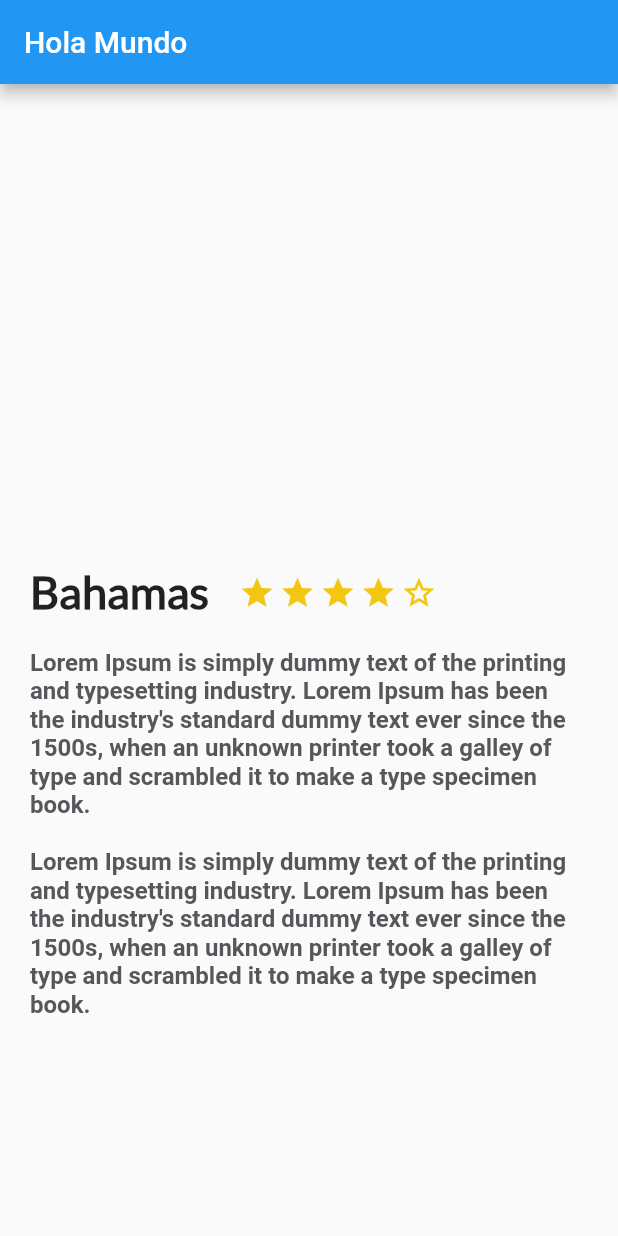
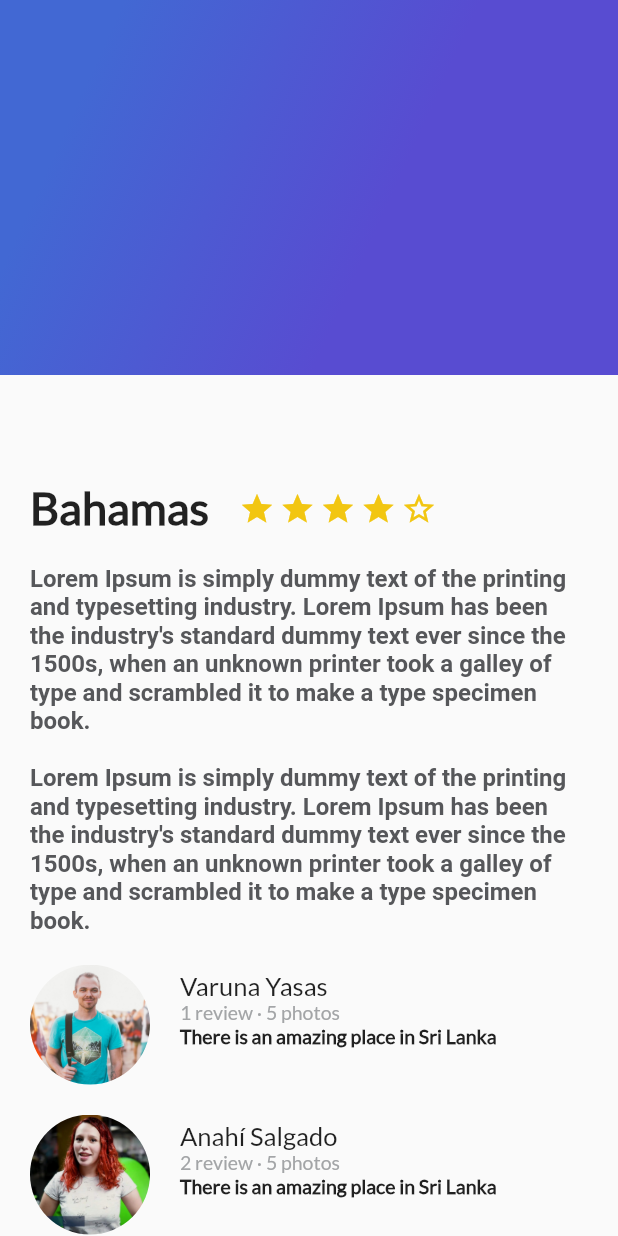
Before and after one commit to mpita/trips_app, a Flutter app: the screen it shows after launch, on a phone screen of 412 x 824 dp. Run offline on Flutter 3.47's test engine with Material 2 defaults, Android fonts, the phone set to English and light mode, and no system bars.

```diff
--- /dev/null
+++ b/lib/gradient_back.dart
@@ -0,0 +1,25 @@
+import 'package:flutter/material.dart';
+
+
+class GradientBack extends StatelessWidget {
+  @override
+  Widget build(BuildContext context) {
+    // TODO: implement build
+    return Container(
+      height: 250.0,
+      decoration: BoxDecoration(
+        gradient: LinearGradient(
+          colors: [
+            Color(0xFF4268D3),
+            Color(0xFF584CD1)
+          ],
+          begin: FractionalOffset(0.2, 0.0),
+          end: FractionalOffset(1.0, 0.6),
+          stops: [0.0, 0.6],
+          tileMode: TileMode.clamp
+        )
+      ),
+    );
+  }
+
+}
--- a/lib/main.dart
+++ b/lib/main.dart
@@ -1,5 +1,7 @@
 import 'package:flutter/material.dart';
 import 'description_place.dart';
+import 'rewiew_list.dart';
+import 'gradient_back.dart';
 
 void main() => runApp(MyApp());
 
@@ -23,10 +25,18 @@ class MyApp extends StatelessWidget {
         primarySwatch: Colors.blue,
       ),
       home: Scaffold(
-        appBar: AppBar(
-          title: Text("Hola Mundo"),
+        body: Stack(
+          children: <Widget>[
+            ListView(
+              children: <Widget>[
+                DescriptionPlace("Bahamas", 4, descriptionDummy),
+                ReviewList()
+              ],
+            ),
+            GradientBack(),
+
+          ],
         ),
-        body: new DescriptionPlace("Bahamas", 4, descriptionDummy)
       ),
     );
   }
--- /dev/null
+++ b/lib/rewiew_list.dart
@@ -0,0 +1,19 @@
+import 'package:flutter/material.dart';
+import 'review.dart';
+
+
+class ReviewList extends StatelessWidget {
+  @override
+  Widget build(BuildContext context) {
+    // TODO: implement build
+    return Column(
+      crossAxisAlignment: CrossAxisAlignment.start,
+      children: <Widget>[
+        Review("assets/img/people.jpg", "Varuna Yasas", "1 review · 5 photos", "There is an amazing place in Sri Lanka"),
+        Review("assets/img/ann.jpg", "Anahí Salgado", "2 review · 5 photos", "There is an amazing place in Sri Lanka"),
+        Review("assets/img/girl.jpg", "Gissele Thomas", "2 review · 2 photos", "There is an amazing place in Sri Lanka"),
+      ],
+    );
+  }
+
+}
--- a/pubspec.yaml
+++ b/pubspec.yaml
@@ -72,6 +72,8 @@ flutter:
   # see https://flutter.dev/custom-fonts/#from-packages
   assets:
     - assets/img/people.jpg
+    - assets/img/ann.jpg
+    - assets/img/girl.jpg
 
   fonts:
     - family: Lato
```
Also changed, not shown: assets/img/ann.jpg (added), assets/img/girl.jpg (added).
